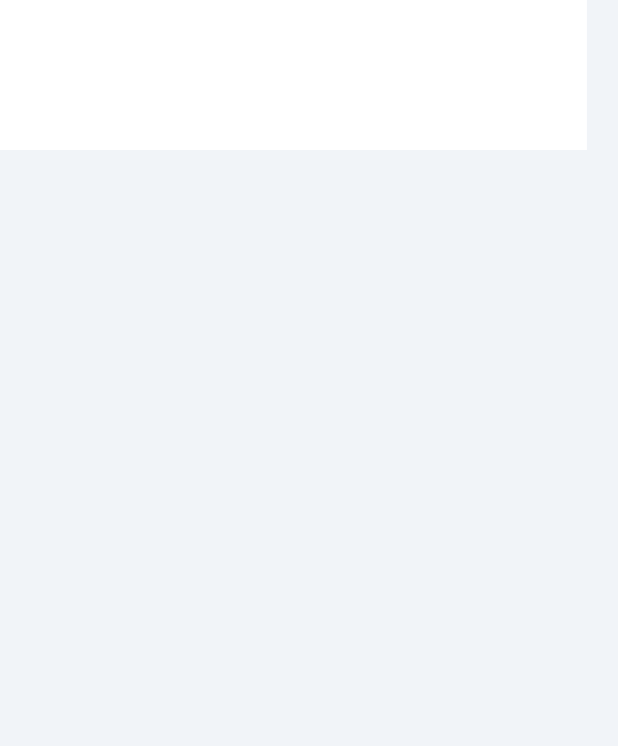
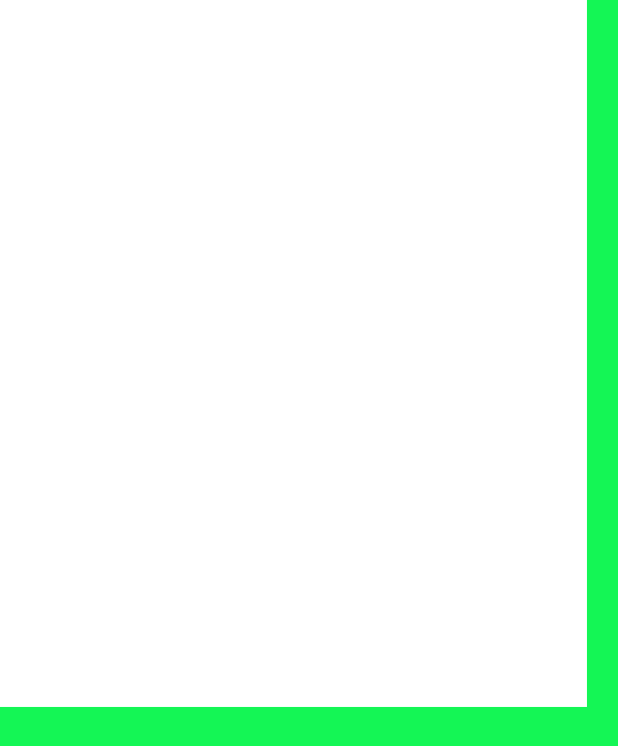
Before and after one commit to kaleab-kali/kuralew, a Flutter app: the screen it shows after launch, on a phone screen of 412 x 824 dp. Shown: the top 746 px of the screen. Run offline on Flutter 3.47's test engine with Material 2 defaults, Android fonts, the phone set to English and light mode, and no system bars; our stand-ins replace auto_size_text, built_collection, built_value, cloud_firestore, firebase_core, font_awesome_flutter and 5 more; missing offline and left inert: json_path; accounts and stored records are empty; generated files the repository leaves out were written again.

Commit message:
adjusted the color of the homepage

```diff
--- a/lib/homepage/homepage_widget.dart
+++ b/lib/homepage/homepage_widget.dart
@@ -37,13 +37,13 @@ class _HomepageWidgetState extends State<HomepageWidget> {
   Widget build(BuildContext context) {
     return Scaffold(
       key: scaffoldKey,
-      backgroundColor: FlutterFlowTheme.of(context).primaryBackground,
+      backgroundColor: Color(0xFF14F655),
       body: SafeArea(
         child: GestureDetector(
           onTap: () => FocusScope.of(context).requestFocus(_unfocusNode),
           child: Container(
             width: 391.3,
-            height: 100.0,
+            height: 471.3,
             decoration: BoxDecoration(
               color: FlutterFlowTheme.of(context).secondaryBackground,
             ),
```
